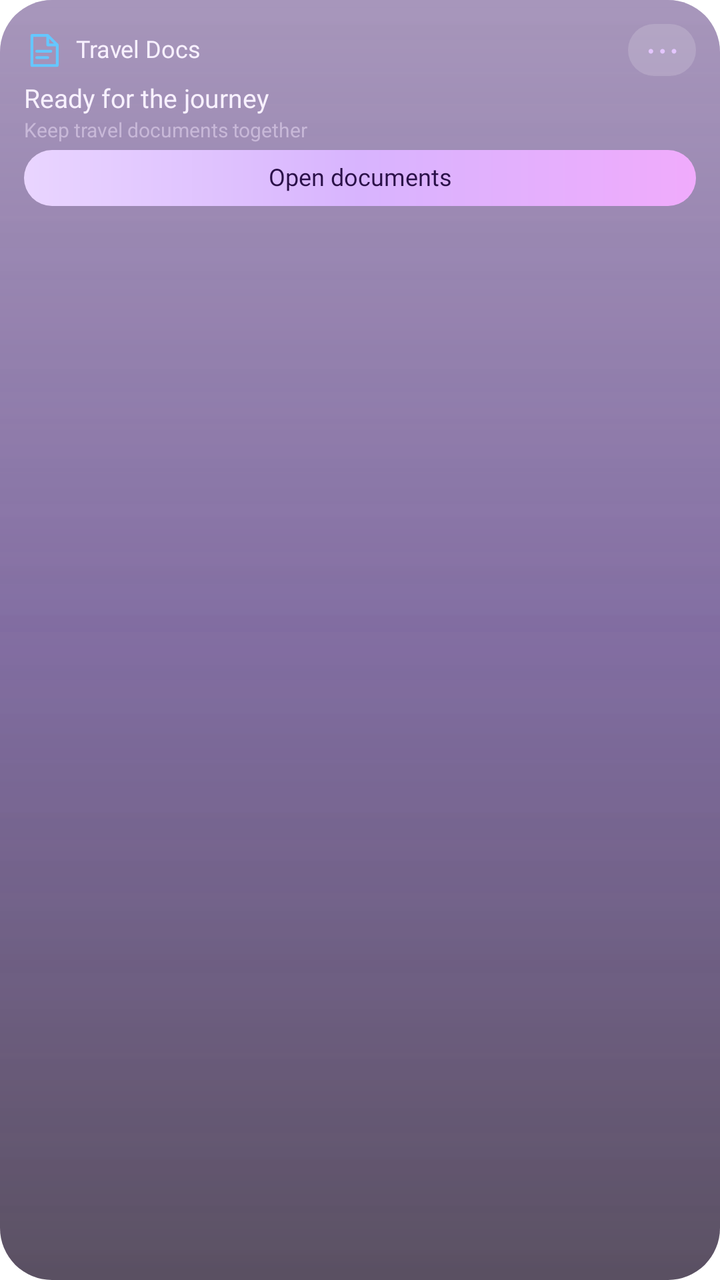
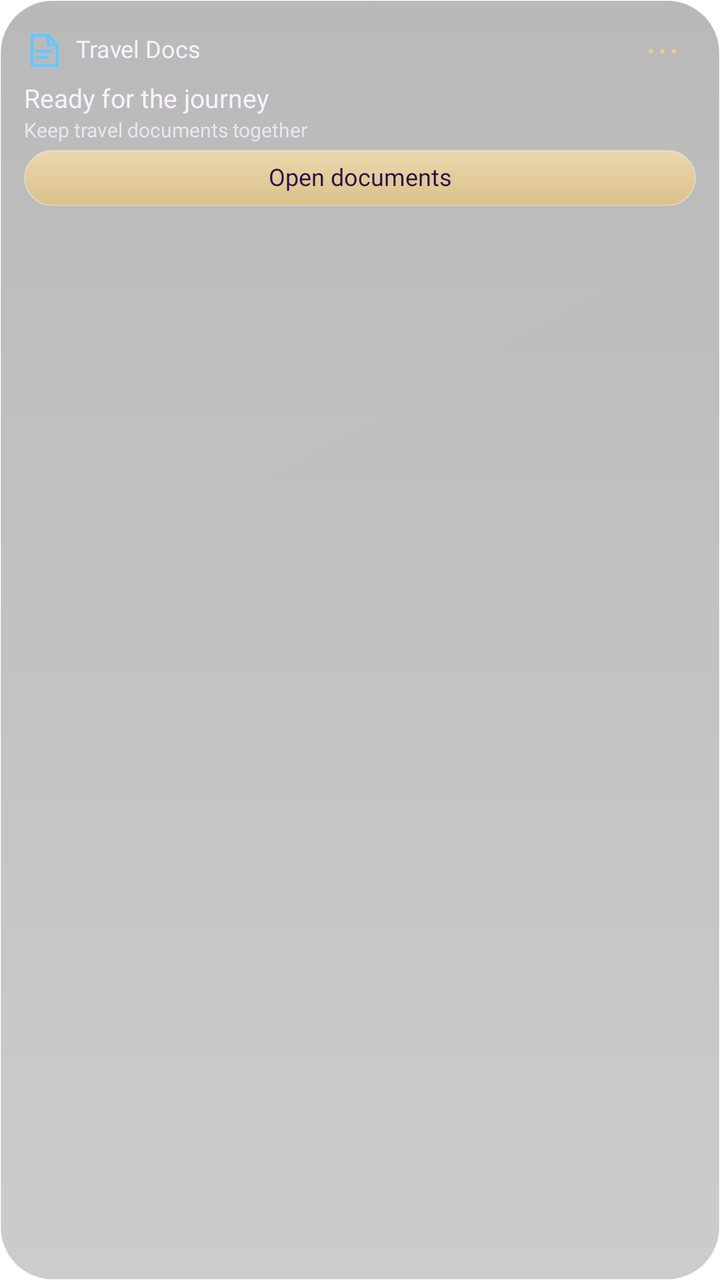

Screens rendered from an Android XML layout before and after an edit, with the pre-edit source and the edit as a unified diff.
<!-- AndroidManifest.xml: application theme Theme.Lumen -->
<!-- res/layout/widget_preview_traveldocs.xml -->
<?xml version='1.0' encoding='utf-8'?>
<LinearLayout xmlns:android="http://schemas.android.com/apk/res/android" android:id="@+id/widget_root" android:layout_width="match_parent" android:layout_height="match_parent" android:orientation="vertical" android:padding="12dp" android:background="@drawable/widget_glass_dark_balanced">
    <LinearLayout android:layout_width="match_parent" android:layout_height="wrap_content" android:orientation="horizontal" android:gravity="center_vertical">
        <ImageView android:id="@+id/widget_icon" android:layout_width="19dp" android:layout_height="19dp" android:contentDescription="@null" android:src="@drawable/widget_ic_traveldocs" />
        <TextView android:id="@+id/widget_title" android:layout_width="0dp" android:layout_weight="1" android:layout_height="wrap_content" android:layout_marginStart="7dp" android:text="@string/widget_traveldocs" android:textColor="#F8F1FF" android:textSize="12sp" android:fontFamily="@font/outfit_medium" android:maxLines="1" android:ellipsize="end" android:includeFontPadding="false" />
        <TextView android:id="@+id/widget_action" android:layout_width="34dp" android:layout_height="26dp" android:gravity="center" android:text="@string/widget_more" android:textSize="19sp" android:textColor="#E4C6FF" android:contentDescription="@string/widget_open" android:background="@drawable/widget_control" android:includeFontPadding="false" />
    </LinearLayout>
    <TextView android:id="@+id/widget_detail" android:layout_width="match_parent" android:layout_height="wrap_content" android:layout_marginTop="4dp" android:text="@string/widget_preview_traveldocs_detail" android:textColor="#F8F1FF" android:textSize="13sp" android:fontFamily="@font/outfit_medium" android:maxLines="2" android:ellipsize="end" android:visibility="visible" android:includeFontPadding="false" />
    <Chronometer android:id="@+id/widget_timer" android:layout_width="match_parent" android:layout_height="24dp" android:textColor="#F8F1FF" android:textSize="20sp" android:fontFamily="@font/outfit_medium" android:visibility="gone" android:includeFontPadding="false" />
    <TextView android:id="@+id/widget_status" android:layout_width="match_parent" android:layout_height="wrap_content" android:layout_marginTop="2dp" android:textColor="#C8B8D8" android:textSize="10sp" android:maxLines="2" android:ellipsize="end" android:text="@string/widget_preview_traveldocs_status" android:visibility="visible" android:includeFontPadding="false" />
    <LinearLayout android:id="@+id/widget_photos" android:layout_width="match_parent" android:layout_height="44dp" android:layout_marginTop="4dp" android:orientation="horizontal" android:gravity="center_vertical" android:visibility="gone">
        <ImageView android:id="@+id/widget_photo1" android:layout_width="0dp" android:layout_weight="1" android:layout_height="40dp" android:layout_marginEnd="4dp" android:scaleType="centerCrop" android:background="@drawable/widget_photo_frame" android:contentDescription="@string/widget_photo" android:visibility="gone" />
        <ImageView android:id="@+id/widget_photo2" android:layout_width="0dp" android:layout_weight="1" android:layout_height="40dp" android:layout_marginEnd="4dp" android:scaleType="centerCrop" android:background="@drawable/widget_photo_frame" android:contentDescription="@string/widget_photo" android:visibility="gone" />
        <ImageView android:id="@+id/widget_photo3" android:layout_width="0dp" android:layout_weight="1" android:layout_height="40dp" android:layout_marginEnd="4dp" android:scaleType="centerCrop" android:background="@drawable/widget_photo_frame" android:contentDescription="@string/widget_photo" android:visibility="gone" />
        <ImageView android:id="@+id/widget_photo4" android:layout_width="0dp" android:layout_weight="1" android:layout_height="40dp" android:layout_marginEnd="4dp" android:scaleType="centerCrop" android:background="@drawable/widget_photo_frame" android:contentDescription="@string/widget_photo" android:visibility="gone" />
    </LinearLayout>
    <LinearLayout android:id="@+id/widget_photo_names" android:layout_width="match_parent" android:layout_height="12dp" android:orientation="horizontal" android:visibility="gone">
        <TextView android:id="@+id/widget_person1" android:layout_width="0dp" android:layout_weight="1" android:layout_height="match_parent" android:textColor="#C8B8D8" android:textSize="9sp" android:gravity="center" android:maxLines="1" android:ellipsize="end" android:includeFontPadding="false" />
        <TextView android:id="@+id/widget_person2" android:layout_width="0dp" android:layout_weight="1" android:layout_height="match_parent" android:textColor="#C8B8D8" android:textSize="9sp" android:gravity="center" android:maxLines="1" android:ellipsize="end" android:includeFontPadding="false" />
        <TextView android:id="@+id/widget_person3" android:layout_width="0dp" android:layout_weight="1" android:layout_height="match_parent" android:textColor="#C8B8D8" android:textSize="9sp" android:gravity="center" android:maxLines="1" android:ellipsize="end" android:includeFontPadding="false" />
        <TextView android:id="@+id/widget_person4" android:layout_width="0dp" android:layout_weight="1" android:layout_height="match_parent" android:textColor="#C8B8D8" android:textSize="9sp" android:gravity="center" android:maxLines="1" android:ellipsize="end" android:includeFontPadding="false" />
    </LinearLayout>
    <LinearLayout android:id="@+id/widget_row1" android:layout_width="match_parent" android:layout_height="24dp" android:orientation="horizontal" android:gravity="center_vertical" android:visibility="gone">
        <TextView android:id="@+id/widget_check1" android:layout_width="34dp" android:layout_height="match_parent" android:text="@string/widget_circle" android:textColor="#E4C6FF" android:textSize="22sp" android:gravity="center_vertical" android:includeFontPadding="false" />
        <TextView android:id="@+id/widget_task1" android:layout_width="0dp" android:layout_weight="1" android:layout_height="wrap_content" android:textColor="#F8F1FF" android:textSize="12sp" android:maxLines="1" android:ellipsize="end" android:includeFontPadding="false" />
    </LinearLayout>
    <LinearLayout android:id="@+id/widget_row2" android:layout_width="match_parent" android:layout_height="24dp" android:orientation="horizontal" android:gravity="center_vertical" android:visibility="gone">
        <TextView android:id="@+id/widget_check2" android:layout_width="34dp" android:layout_height="match_parent" android:text="@string/widget_circle" android:textColor="#E4C6FF" android:textSize="22sp" android:gravity="center_vertical" android:includeFontPadding="false" />
        <TextView android:id="@+id/widget_task2" android:layout_width="0dp" android:layout_weight="1" android:layout_height="wrap_content" android:textColor="#F8F1FF" android:textSize="12sp" android:maxLines="1" android:ellipsize="end" android:includeFontPadding="false" />
    </LinearLayout>
    <TextView android:id="@+id/widget_button" android:layout_width="match_parent" android:layout_height="28dp" android:layout_marginTop="4dp" android:gravity="center" android:textColor="#2A1048" android:fontFamily="@font/outfit_medium" android:textSize="12sp" android:background="@drawable/widget_pill" android:visibility="visible" android:text="@string/widget_preview_traveldocs_button" android:includeFontPadding="false" />
    <ProgressBar android:id="@+id/widget_meter" android:layout_width="match_parent" android:layout_height="4dp" android:layout_marginTop="8dp" android:max="100" android:progressTint="#C084FC" android:progressBackgroundTint="#33E4C6FF" android:visibility="gone" style="?android:attr/progressBarStyleHorizontal" />
</LinearLayout>
<!-- resources referenced by this layout -->
<resources>
  <!-- drawable widget_control (drawable) -->
  <?xml version="1.0" encoding="utf-8"?>
  <shape xmlns:android="http://schemas.android.com/apk/res/android">
      <corners android:radius="16dp" />
      <solid android:color="#28FFFFFF" />
  </shape>
  <!-- drawable widget_glass_dark_balanced (drawable) -->
  <?xml version="1.0" encoding="utf-8"?>
  <layer-list xmlns:android="http://schemas.android.com/apk/res/android">
      <item>
          <shape>
              <corners android:radius="26dp" />
              <gradient
                  android:angle="270"
                  android:startColor="#993B1568"
                  android:centerColor="#A62E1060"
                  android:endColor="#B314061F" />
          </shape>
      </item>
      <item>
          <shape>
              <corners android:radius="26dp" />
              <gradient
                  android:angle="270"
                  android:startColor="#40FFFFFF"
                  android:centerColor="#18E4C6FF"
                  android:endColor="#00FFFFFF" />
          </shape>
      </item>
  </layer-list>
  <!-- drawable widget_ic_traveldocs (drawable) -->
  <vector xmlns:android="http://schemas.android.com/apk/res/android" android:width="24dp" android:height="24dp" android:viewportWidth="24" android:viewportHeight="24"><path android:pathData="M5,3 L15,3 L21,9 L21,22 L5,22 Z M15,3 L15,9 L21,9 M8,13 L17,13 M8,17 L15,17" android:fillColor="@android:color/transparent" android:strokeColor="#65C7FF" android:strokeWidth="1.7" android:strokeLineCap="round" android:strokeLineJoin="round" /></vector>
  <!-- drawable widget_photo_frame (drawable) -->
  <?xml version="1.0" encoding="utf-8"?>
  <shape xmlns:android="http://schemas.android.com/apk/res/android">
      <corners android:radius="16dp" />
      <solid android:color="#3314061F" />
  </shape>
  <!-- drawable widget_pill (drawable) -->
  <?xml version="1.0" encoding="utf-8"?>
  <shape xmlns:android="http://schemas.android.com/apk/res/android">
      <corners android:radius="22dp" />
      <gradient
          android:angle="0"
          android:startColor="#E9D5FF"
          android:centerColor="#D8B4FE"
          android:endColor="#F0ABFC" />
  </shape>
  <string name="widget_circle">○</string>
  <string name="widget_more">⋯</string>
  <string name="widget_open">Open widget</string>
  <string name="widget_photo">Photo</string>
  <string name="widget_preview_traveldocs_button">Open documents</string>
  <string name="widget_preview_traveldocs_detail">Ready for the journey</string>
  <string name="widget_preview_traveldocs_status">Keep travel documents together</string>
  <string name="widget_traveldocs">Travel Docs</string>
  <style name="Theme.Lumen" parent="android:Theme.Material.NoActionBar">
          <item name="android:windowShowWallpaper">true</item>
          <item name="android:windowBackground">@android:color/transparent</item>
          <item name="android:colorBackgroundCacheHint">@null</item>
          <item name="android:statusBarColor">@android:color/transparent</item>
          <item name="android:navigationBarColor">@android:color/transparent</item>
          <item name="android:windowDrawsSystemBarBackgrounds">true</item>
          <item name="android:windowLightStatusBar">false</item>
      </style>
</resources>

<!-- the commit's change to res/layout/widget_preview_traveldocs.xml (unified diff, before → after) -->
@@ -3,11 +3,11 @@
     <LinearLayout android:layout_width="match_parent" android:layout_height="wrap_content" android:orientation="horizontal" android:gravity="center_vertical">
         <ImageView android:id="@+id/widget_icon" android:layout_width="19dp" android:layout_height="19dp" android:contentDescription="@null" android:src="@drawable/widget_ic_traveldocs" />
         <TextView android:id="@+id/widget_title" android:layout_width="0dp" android:layout_weight="1" android:layout_height="wrap_content" android:layout_marginStart="7dp" android:text="@string/widget_traveldocs" android:textColor="#F8F1FF" android:textSize="12sp" android:fontFamily="@font/outfit_medium" android:maxLines="1" android:ellipsize="end" android:includeFontPadding="false" />
-        <TextView android:id="@+id/widget_action" android:layout_width="34dp" android:layout_height="26dp" android:gravity="center" android:text="@string/widget_more" android:textSize="19sp" android:textColor="#E4C6FF" android:contentDescription="@string/widget_open" android:background="@drawable/widget_control" android:includeFontPadding="false" />
+        <TextView android:id="@+id/widget_action" android:layout_width="34dp" android:layout_height="26dp" android:gravity="center" android:text="@string/widget_more" android:textSize="19sp" android:textColor="#E4CB91" android:contentDescription="@string/widget_open" android:background="@drawable/widget_control" android:includeFontPadding="false" />
     </LinearLayout>
     <TextView android:id="@+id/widget_detail" android:layout_width="match_parent" android:layout_height="wrap_content" android:layout_marginTop="4dp" android:text="@string/widget_preview_traveldocs_detail" android:textColor="#F8F1FF" android:textSize="13sp" android:fontFamily="@font/outfit_medium" android:maxLines="2" android:ellipsize="end" android:visibility="visible" android:includeFontPadding="false" />
     <Chronometer android:id="@+id/widget_timer" android:layout_width="match_parent" android:layout_height="24dp" android:textColor="#F8F1FF" android:textSize="20sp" android:fontFamily="@font/outfit_medium" android:visibility="gone" android:includeFontPadding="false" />
-    <TextView android:id="@+id/widget_status" android:layout_width="match_parent" android:layout_height="wrap_content" android:layout_marginTop="2dp" android:textColor="#C8B8D8" android:textSize="10sp" android:maxLines="2" android:ellipsize="end" android:text="@string/widget_preview_traveldocs_status" android:visibility="visible" android:includeFontPadding="false" />
+    <TextView android:id="@+id/widget_status" android:layout_width="match_parent" android:layout_height="wrap_content" android:layout_marginTop="2dp" android:textColor="#C4F8F1FF" android:textSize="10sp" android:maxLines="2" android:ellipsize="end" android:text="@string/widget_preview_traveldocs_status" android:visibility="visible" android:includeFontPadding="false" />
     <LinearLayout android:id="@+id/widget_photos" android:layout_width="match_parent" android:layout_height="44dp" android:layout_marginTop="4dp" android:orientation="horizontal" android:gravity="center_vertical" android:visibility="gone">
         <ImageView android:id="@+id/widget_photo1" android:layout_width="0dp" android:layout_weight="1" android:layout_height="40dp" android:layout_marginEnd="4dp" android:scaleType="centerCrop" android:background="@drawable/widget_photo_frame" android:contentDescription="@string/widget_photo" android:visibility="gone" />
         <ImageView android:id="@+id/widget_photo2" android:layout_width="0dp" android:layout_weight="1" android:layout_height="40dp" android:layout_marginEnd="4dp" android:scaleType="centerCrop" android:background="@drawable/widget_photo_frame" android:contentDescription="@string/widget_photo" android:visibility="gone" />
@@ -15,17 +15,17 @@
         <ImageView android:id="@+id/widget_photo4" android:layout_width="0dp" android:layout_weight="1" android:layout_height="40dp" android:layout_marginEnd="4dp" android:scaleType="centerCrop" android:background="@drawable/widget_photo_frame" android:contentDescription="@string/widget_photo" android:visibility="gone" />
     </LinearLayout>
     <LinearLayout android:id="@+id/widget_photo_names" android:layout_width="match_parent" android:layout_height="12dp" android:orientation="horizontal" android:visibility="gone">
-        <TextView android:id="@+id/widget_person1" android:layout_width="0dp" android:layout_weight="1" android:layout_height="match_parent" android:textColor="#C8B8D8" android:textSize="9sp" android:gravity="center" android:maxLines="1" android:ellipsize="end" android:includeFontPadding="false" />
-        <TextView android:id="@+id/widget_person2" android:layout_width="0dp" android:layout_weight="1" android:layout_height="match_parent" android:textColor="#C8B8D8" android:textSize="9sp" android:gravity="center" android:maxLines="1" android:ellipsize="end" android:includeFontPadding="false" />
-        <TextView android:id="@+id/widget_person3" android:layout_width="0dp" android:layout_weight="1" android:layout_height="match_parent" android:textColor="#C8B8D8" android:textSize="9sp" android:gravity="center" android:maxLines="1" android:ellipsize="end" android:includeFontPadding="false" />
-        <TextView android:id="@+id/widget_person4" android:layout_width="0dp" android:layout_weight="1" android:layout_height="match_parent" android:textColor="#C8B8D8" android:textSize="9sp" android:gravity="center" android:maxLines="1" android:ellipsize="end" android:includeFontPadding="false" />
+        <TextView android:id="@+id/widget_person1" android:layout_width="0dp" android:layout_weight="1" android:layout_height="match_parent" android:textColor="#C4F8F1FF" android:textSize="9sp" android:gravity="center" android:maxLines="1" android:ellipsize="end" android:includeFontPadding="false" />
+        <TextView android:id="@+id/widget_person2" android:layout_width="0dp" android:layout_weight="1" android:layout_height="match_parent" android:textColor="#C4F8F1FF" android:textSize="9sp" android:gravity="center" android:maxLines="1" android:ellipsize="end" android:includeFontPadding="false" />
+        <TextView android:id="@+id/widget_person3" android:layout_width="0dp" android:layout_weight="1" android:layout_height="match_parent" android:textColor="#C4F8F1FF" android:textSize="9sp" android:gravity="center" android:maxLines="1" android:ellipsize="end" android:includeFontPadding="false" />
+        <TextView android:id="@+id/widget_person4" android:layout_width="0dp" android:layout_weight="1" android:layout_height="match_parent" android:textColor="#C4F8F1FF" android:textSize="9sp" android:gravity="center" android:maxLines="1" android:ellipsize="end" android:includeFontPadding="false" />
     </LinearLayout>
     <LinearLayout android:id="@+id/widget_row1" android:layout_width="match_parent" android:layout_height="24dp" android:orientation="horizontal" android:gravity="center_vertical" android:visibility="gone">
-        <TextView android:id="@+id/widget_check1" android:layout_width="34dp" android:layout_height="match_parent" android:text="@string/widget_circle" android:textColor="#E4C6FF" android:textSize="22sp" android:gravity="center_vertical" android:includeFontPadding="false" />
+        <TextView android:id="@+id/widget_check1" android:layout_width="34dp" android:layout_height="match_parent" android:text="@string/widget_circle" android:textColor="#E4CB91" android:textSize="22sp" android:gravity="center_vertical" android:includeFontPadding="false" />
         <TextView android:id="@+id/widget_task1" android:layout_width="0dp" android:layout_weight="1" android:layout_height="wrap_content" android:textColor="#F8F1FF" android:textSize="12sp" android:maxLines="1" android:ellipsize="end" android:includeFontPadding="false" />
     </LinearLayout>
     <LinearLayout android:id="@+id/widget_row2" android:layout_width="match_parent" android:layout_height="24dp" android:orientation="horizontal" android:gravity="center_vertical" android:visibility="gone">
-        <TextView android:id="@+id/widget_check2" android:layout_width="34dp" android:layout_height="match_parent" android:text="@string/widget_circle" android:textColor="#E4C6FF" android:textSize="22sp" android:gravity="center_vertical" android:includeFontPadding="false" />
+        <TextView android:id="@+id/widget_check2" android:layout_width="34dp" android:layout_height="match_parent" android:text="@string/widget_circle" android:textColor="#E4CB91" android:textSize="22sp" android:gravity="center_vertical" android:includeFontPadding="false" />
         <TextView android:id="@+id/widget_task2" android:layout_width="0dp" android:layout_weight="1" android:layout_height="wrap_content" android:textColor="#F8F1FF" android:textSize="12sp" android:maxLines="1" android:ellipsize="end" android:includeFontPadding="false" />
     </LinearLayout>
     <TextView android:id="@+id/widget_button" android:layout_width="match_parent" android:layout_height="28dp" android:layout_marginTop="4dp" android:gravity="center" android:textColor="#2A1048" android:fontFamily="@font/outfit_medium" android:textSize="12sp" android:background="@drawable/widget_pill" android:visibility="visible" android:text="@string/widget_preview_traveldocs_button" android:includeFontPadding="false" />
<!-- resource entries referenced after the edit -->
@@ -2,51 +2,31 @@
 <resources>
   <!-- drawable widget_control (drawable) -->
   <?xml version="1.0" encoding="utf-8"?>
-  <shape xmlns:android="http://schemas.android.com/apk/res/android">
-      <corners android:radius="16dp" />
-      <solid android:color="#28FFFFFF" />
-  </shape>
+  <shape xmlns:android="http://schemas.android.com/apk/res/android"><solid android:color="#00000000" /></shape>
   <!-- drawable widget_glass_dark_balanced (drawable) -->
   <?xml version="1.0" encoding="utf-8"?>
   <layer-list xmlns:android="http://schemas.android.com/apk/res/android">
-      <item>
-          <shape>
-              <corners android:radius="26dp" />
-              <gradient
-                  android:angle="270"
-                  android:startColor="#993B1568"
-                  android:centerColor="#A62E1060"
-                  android:endColor="#B314061F" />
-          </shape>
-      </item>
-      <item>
-          <shape>
-              <corners android:radius="26dp" />
-              <gradient
-                  android:angle="270"
-                  android:startColor="#40FFFFFF"
-                  android:centerColor="#18E4C6FF"
-                  android:endColor="#00FFFFFF" />
-          </shape>
-      </item>
+    <item><shape>
+      <corners android:radius="26dp" />
+      <gradient android:angle="270" android:startColor="#47000000" android:endColor="#33000000" />
+      <stroke android:width="0.8dp" android:color="#33FFFFFF" />
+  </shape></item>
+    <item><shape>
+      <corners android:radius="26dp" />
+      <gradient android:angle="315" android:startColor="#04FFFFFF" android:endColor="#00FFFFFF" />
+    </shape></item>
   </layer-list>
   <!-- drawable widget_ic_traveldocs (drawable) -->
   <vector xmlns:android="http://schemas.android.com/apk/res/android" android:width="24dp" android:height="24dp" android:viewportWidth="24" android:viewportHeight="24"><path android:pathData="M5,3 L15,3 L21,9 L21,22 L5,22 Z M15,3 L15,9 L21,9 M8,13 L17,13 M8,17 L15,17" android:fillColor="@android:color/transparent" android:strokeColor="#65C7FF" android:strokeWidth="1.7" android:strokeLineCap="round" android:strokeLineJoin="round" /></vector>
   <!-- drawable widget_photo_frame (drawable) -->
   <?xml version="1.0" encoding="utf-8"?>
-  <shape xmlns:android="http://schemas.android.com/apk/res/android">
-      <corners android:radius="16dp" />
-      <solid android:color="#3314061F" />
-  </shape>
+  <shape xmlns:android="http://schemas.android.com/apk/res/android"><solid android:color="#00000000" /></shape>
   <!-- drawable widget_pill (drawable) -->
   <?xml version="1.0" encoding="utf-8"?>
   <shape xmlns:android="http://schemas.android.com/apk/res/android">
       <corners android:radius="22dp" />
-      <gradient
-          android:angle="0"
-          android:startColor="#E9D5FF"
-          android:centerColor="#D8B4FE"
-          android:endColor="#F0ABFC" />
+      <gradient android:angle="270" android:startColor="#EAD8AD" android:endColor="#DBC18A" />
+      <stroke android:width="0.7dp" android:color="#50FFFFFF" />
   </shape>
   <string name="widget_circle">○</string>
   <string name="widget_more">⋯</string>
